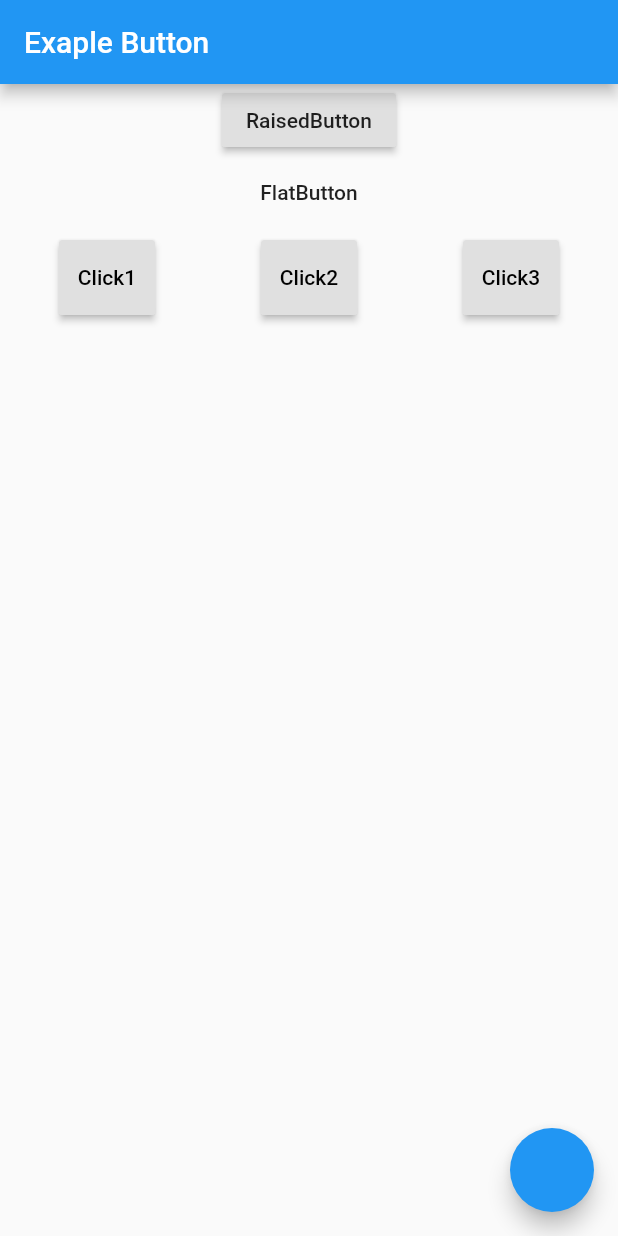
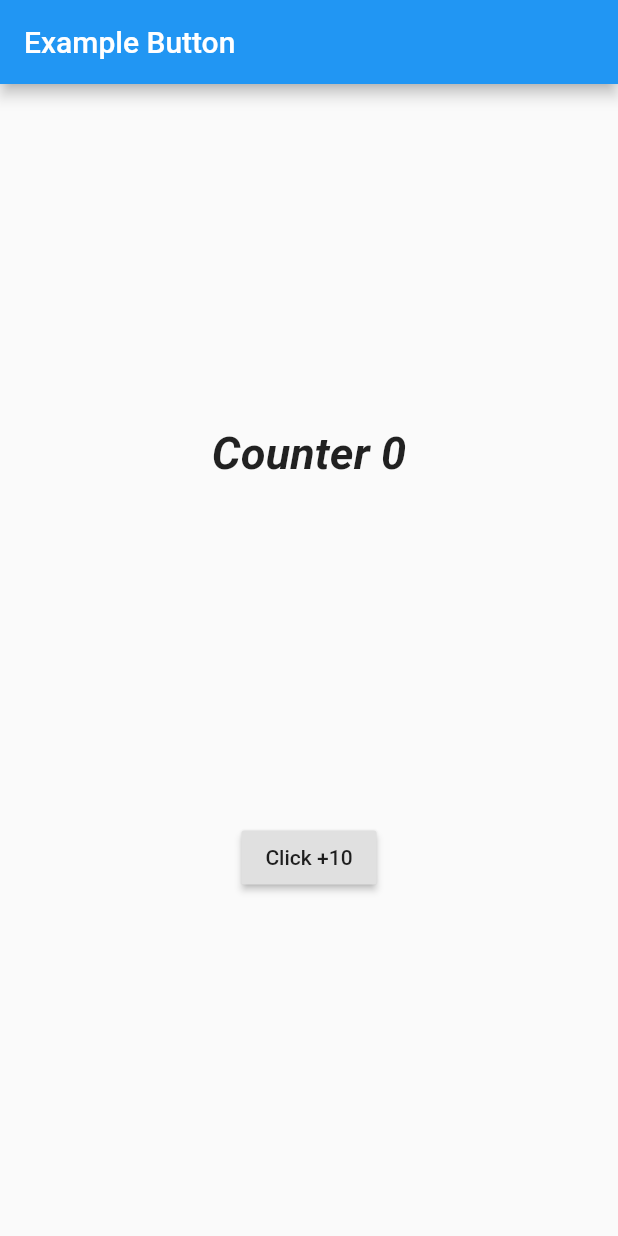
Before and after one commit to sanayut123/button_widget, a Flutter app: the screen it shows after launch, on a phone screen of 412 x 824 dp. Run offline on Flutter 3.47's test engine with Material 2 defaults, Android fonts, the phone set to English and light mode, and no system bars.

Commit message:
RaisedButton Widget

```diff
--- a/lib/main.dart
+++ b/lib/main.dart
@@ -12,11 +12,11 @@ class MyApp extends StatelessWidget {
       title: 'Flutter Demo',
       home: Scaffold(
         appBar: AppBar(
-          title: Text('Exaple Button'),
+          title: Text('Example Button'),
         ),
-        floatingActionButton: FloatingActionButton(
-          onPressed: (){}
-        ),
+        // floatingActionButton: FloatingActionButton(
+        //   onPressed: (){}
+        // ),
         body: ExButton(),
       ),
     );
@@ -27,29 +27,30 @@ class ExButton extends StatefulWidget {
   @override
   _ExButtonState createState() => _ExButtonState();
 }
-
 class _ExButtonState extends State<ExButton> {
+  int x = 0;
   @override
   Widget build(BuildContext context) {
     return Container(
+      alignment: Alignment.center,
       child: Column(
+        mainAxisAlignment: MainAxisAlignment.spaceEvenly,
         children: [
+          Text(
+            "Counter $x",
+            style: TextStyle(
+              fontSize: 30.0,
+              fontStyle: FontStyle.italic,
+              fontWeight: FontWeight.bold
+            ),
+          ),
           RaisedButton(
-            child: Text("RaisedButton"),
-            onPressed: (){},
-          ),
-          FlatButton(onPressed: (){},
-            child: Text("FlatButton")
-            ),
-          ButtonBar(
-            alignment: MainAxisAlignment.spaceAround,
-            buttonHeight: 50.0,
-            children: [
-              RaisedButton(onPressed: (){},child: Text('Click1'),),
-              RaisedButton(onPressed: (){},child: Text('Click2')),
-              RaisedButton(onPressed: (){},child: Text('Click3')),
-            ],
-          ),
+            child: Text("Click +10"),
+            onPressed: (){
+              setState(() {
+                x = x + 10;
+              });
+          }),
         ],
       ),
     );
```
